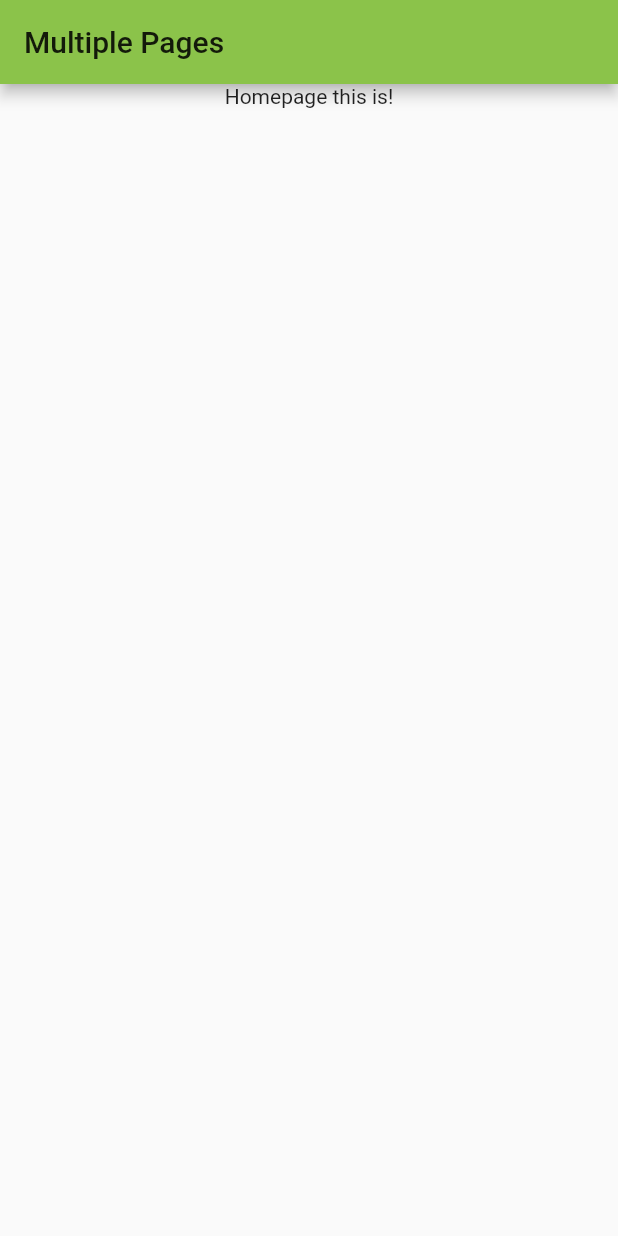
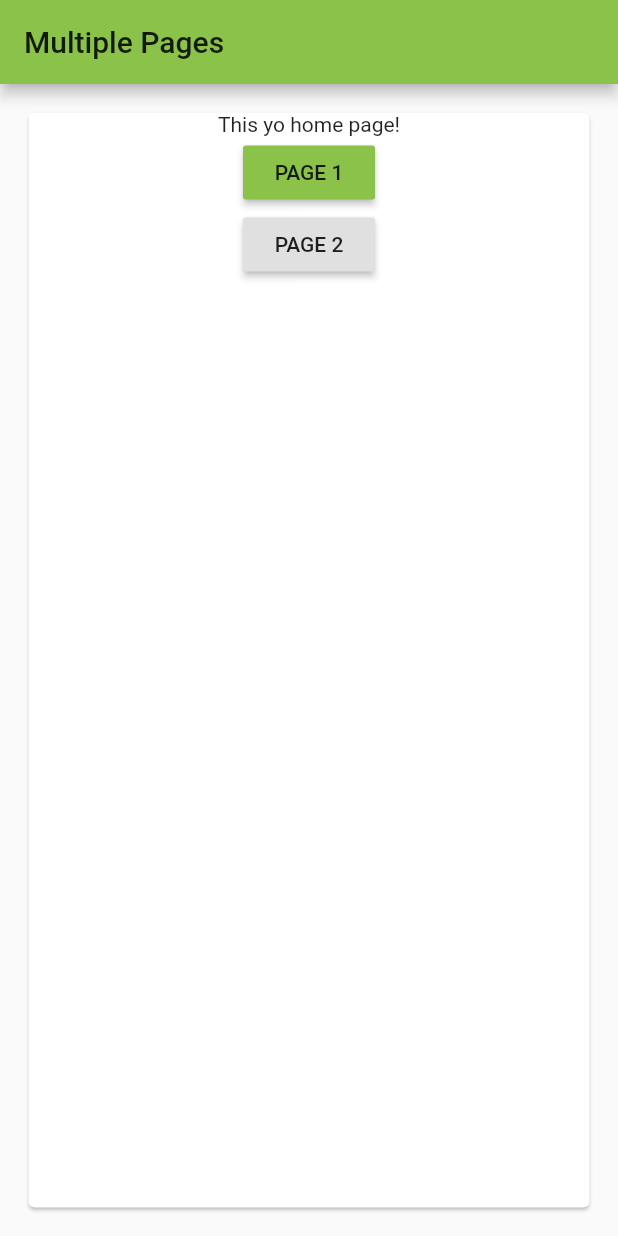
Before and after one commit to Arnie09/Flutter_beginning, a Flutter app: the screen it shows after launch, on a phone screen of 412 x 824 dp. Run offline on Flutter 3.47's test engine with Material 2 defaults, Android fonts, the phone set to English and light mode, and no system bars.

Commit message:
set up the home

```diff
--- a/multiple_pages/lib/pages/home.dart
+++ b/multiple_pages/lib/pages/home.dart
@@ -4,14 +4,27 @@ class Homepage extends StatelessWidget {
   @override
   Widget build(BuildContext context) {
     return Scaffold(
-      appBar: AppBar(
-        title: Text('Multiple Pages'),
-      ),
-      body: Center(
-        child: Column(children: <Widget>[
-          Text("Homepage this is!"),
-        ]),
-      ),
-    );
+        appBar: AppBar(
+          title: Text('Multiple Pages'),
+        ),
+        body: Container(
+          padding: EdgeInsets.all(15.0),
+            child: Card(
+                color: Colors.white,
+                child: Center(
+                    child: Column(
+                  children: <Widget>[
+                    Text("This yo home page!"),
+                    RaisedButton(
+                      color: Colors.lightGreen,
+                      child: Text("PAGE 1"),
+                      onPressed: () => {},
+                    ),
+                    RaisedButton(
+                      child: Text("PAGE 2"),
+                      onPressed: () => {},
+                    )
+                  ],
+                )))));
   }
 }
```
